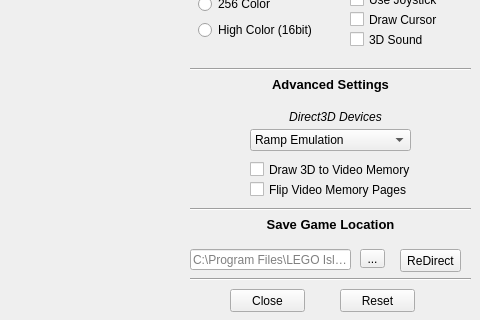
Above: src/ui/main.ui from le717/ICU before the change; both pictures show x 0 to 480 and y 210 to 530 of the 480 by 530 pixel window. Below: the same form after it.
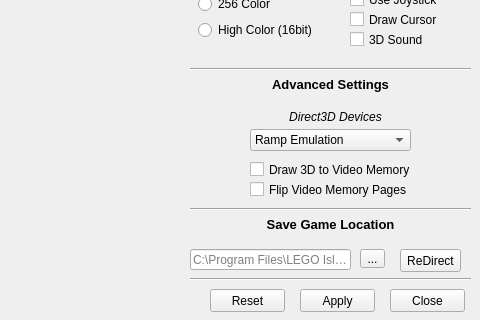
That is the form after the change. Icons and pictures are not drawn.

Commit message: Add missing Apply button, update tab order

Patch:
```diff
--- a/src/ui/main.ui
+++ b/src/ui/main.ui
@@ -324,7 +324,7 @@
    <widget class="QPushButton" name="btnReset">
     <property name="geometry">
      <rect>
-      <x>340</x>
+      <x>210</x>
       <y>480</y>
       <width>75</width>
       <height>23</height>
@@ -382,7 +382,7 @@
     </property>
     <property name="geometry">
      <rect>
-      <x>230</x>
+      <x>390</x>
       <y>480</y>
       <width>75</width>
       <height>23</height>
@@ -576,6 +576,19 @@
      <string notr="true">...</string>
     </property>
    </widget>
+   <widget class="QPushButton" name="btnApply">
+    <property name="geometry">
+     <rect>
+      <x>300</x>
+      <y>480</y>
+      <width>75</width>
+      <height>23</height>
+     </rect>
+    </property>
+    <property name="text">
+     <string notr="true">Apply</string>
+    </property>
+   </widget>
    <zorder>layoutWidget</zorder>
    <zorder>layoutWidget</zorder>
    <zorder>imgBrkstr</zorder>
```
Left out of the diff: 17 changed lines with no effect on the pictures. The commit also changes 1 other file.
